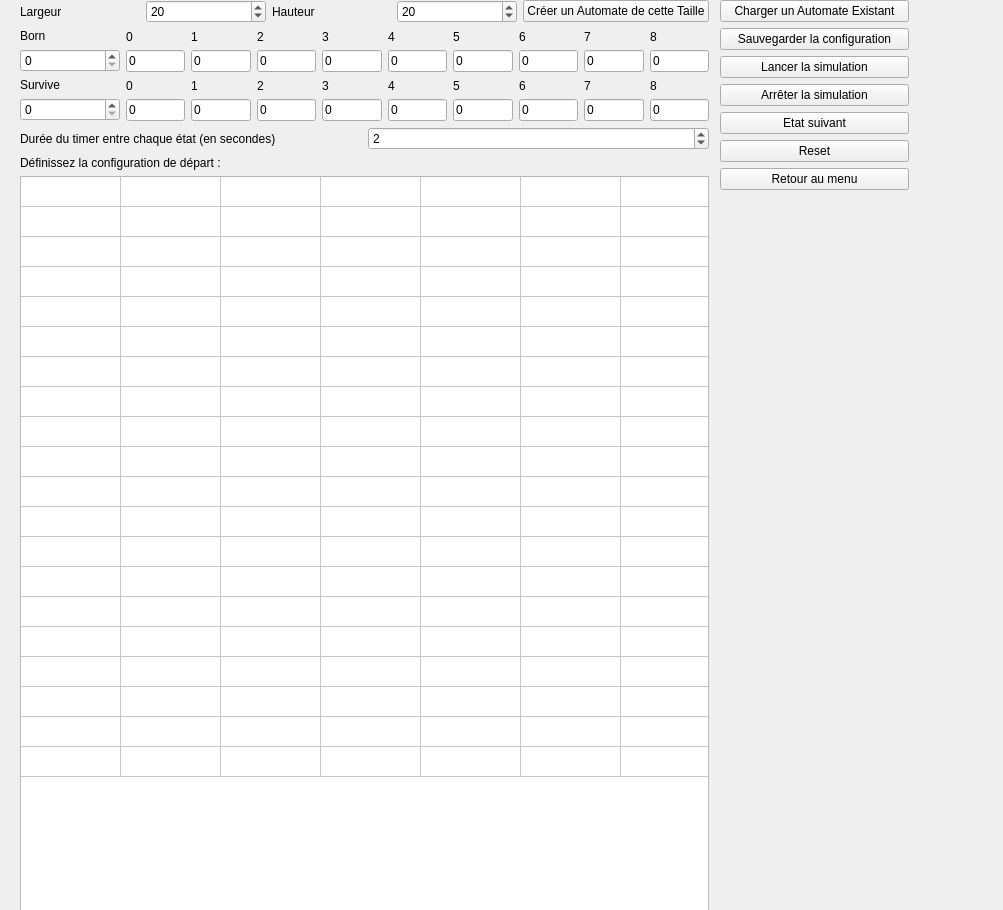
Old version of the form automate_2d.ui in the repository artemisart/lo21-gameoflife.
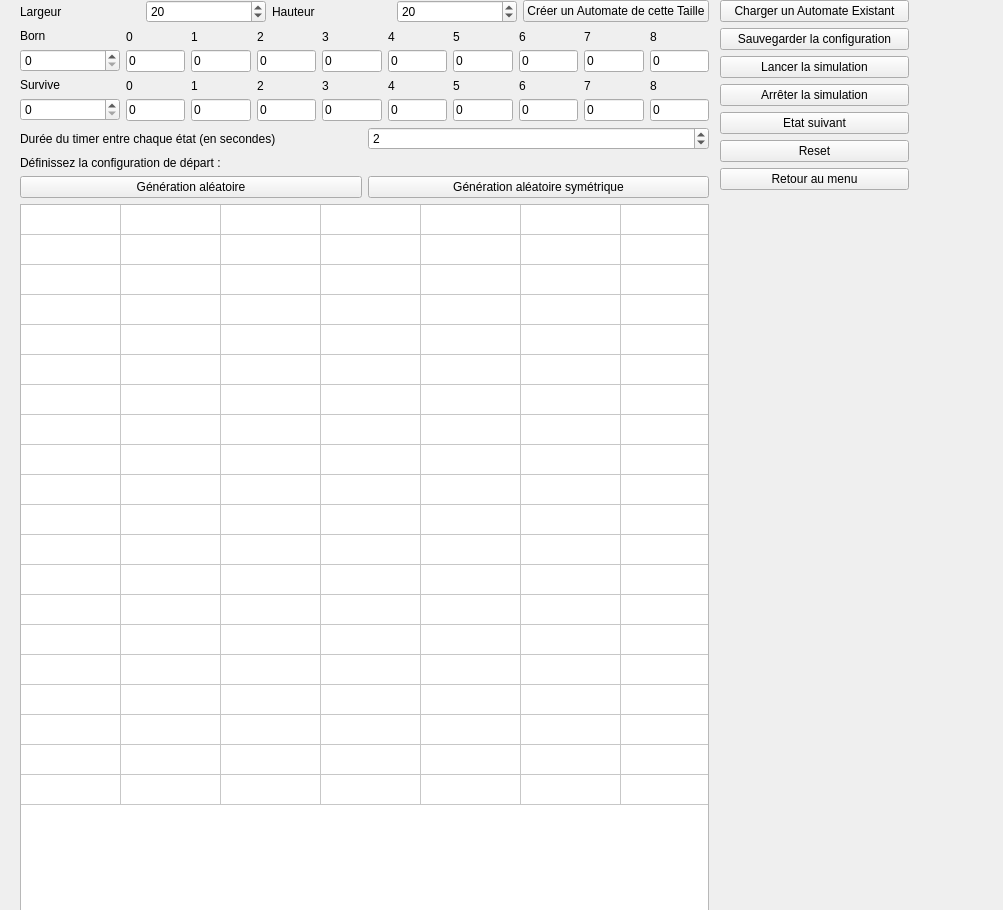
New version of the form.

Commit message: Génération aléatoire et symétrique aléatoire automate2D

Diff of the .ui file:
```diff
--- a/automate_2d.ui
+++ b/automate_2d.ui
@@ -556,6 +556,24 @@
       </property>
      </widget>
     </item>
+    <item>
+     <layout class="QHBoxLayout" name="horizontalLayout">
+      <item>
+       <widget class="QPushButton" name="random">
+        <property name="text">
+         <string>Génération aléatoire</string>
+        </property>
+       </widget>
+      </item>
+      <item>
+       <widget class="QPushButton" name="random_sym">
+        <property name="text">
+         <string>Génération aléatoire symétrique</string>
+        </property>
+       </widget>
+      </item>
+     </layout>
+    </item>
     <item>
      <widget class="QTableWidget" name="grid">
       <property name="enabled">
```
The commit also changes 2 other files.
